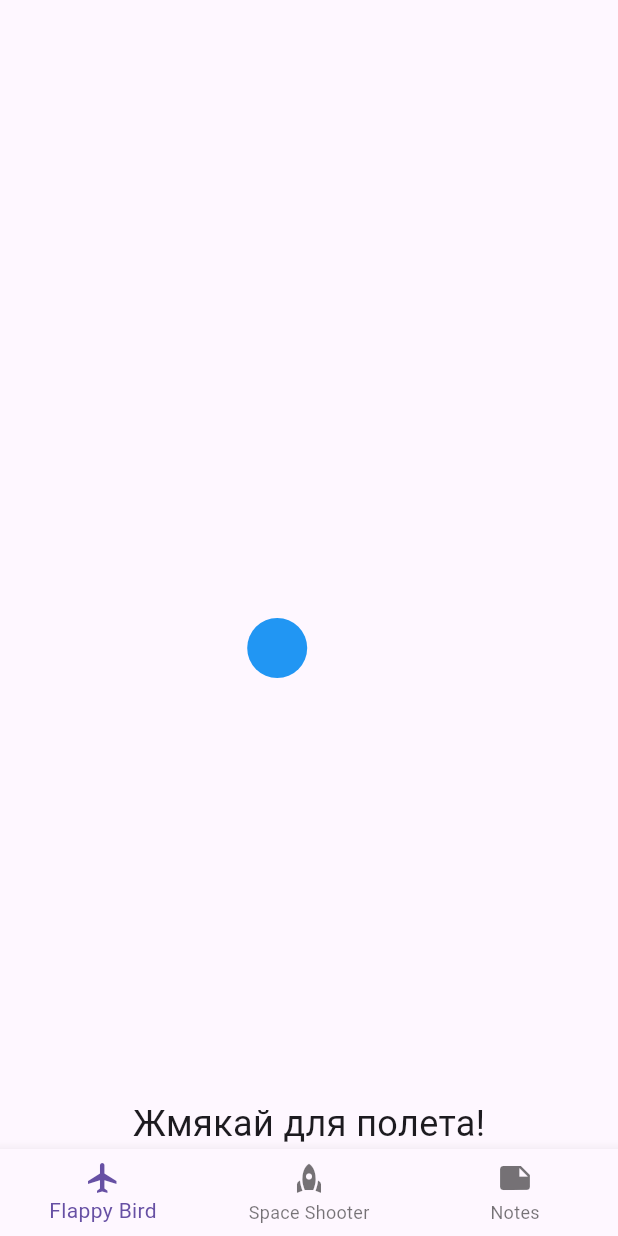
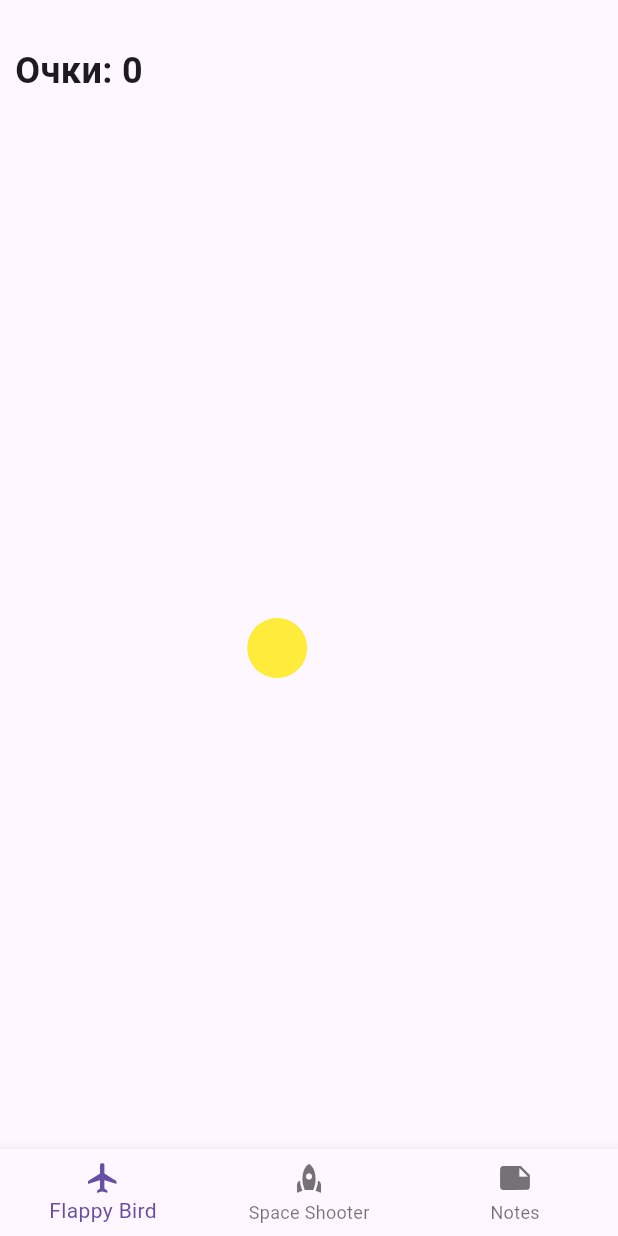
Before and after one commit to AlexPos1tivuss/flutter_application_1, a Flutter app: the screen it shows after launch, on a phone screen of 412 x 824 dp. Run offline on Flutter 3.47's test engine with Material 3 defaults, Android fonts, the phone set to English and light mode, and no system bars.

Commit message:
update functionality for flappy(update control. add points)

```diff
--- a/lib/screens/flappy_bird.dart
+++ b/lib/screens/flappy_bird.dart
@@ -1,3 +1,5 @@
+import 'dart:async';
+import 'dart:math';
 import 'package:flutter/material.dart';
 
 class FlappyBirdScreen extends StatefulWidget {
@@ -5,13 +7,80 @@ class FlappyBirdScreen extends StatefulWidget {
   _FlappyBirdScreenState createState() => _FlappyBirdScreenState();
 }
 
-class _FlappyBirdScreenState extends State<FlappyBirdScreen> {
+class _FlappyBirdScreenState extends State<FlappyBirdScreen>
+    with SingleTickerProviderStateMixin {
   double birdY = 0;
+  double birdVelocity = 0;
+  double gravity = 0.0005;
+  double jumpStrength = -0.015;
+  bool isGameRunning = false;
+  int score = 0;
+
+  List<double> pipeXPositions = [2, 3.5];
+  double pipeWidth = 60;
+  double gapHeight = 200;
+
+  Timer? gameTimer;
+
+  void _startGame() {
+    setState(() {
+      isGameRunning = true;
+      birdY = 0;
+      birdVelocity = 0;
+      score = 0;
+      pipeXPositions = [2, 3.5];
+    });
+
+    gameTimer = Timer.periodic(Duration(milliseconds: 16), (timer) {
+      setState(() {
+        birdVelocity += gravity;
+        birdY += birdVelocity;
+
+        for (int i = 0; i < pipeXPositions.length; i++) {
+          pipeXPositions[i] -= 0.01;
+          if (pipeXPositions[i] < -1.5) {
+            pipeXPositions[i] += 2.5;
+            score++;
+          }
+        }
+
+        if (birdY > 1 || birdY < -1 || _isBirdColliding()) {
+          _gameOver();
+        }
+      });
+    });
+  }
+
+  void _gameOver() {
+    gameTimer?.cancel();
+    setState(() {
+      isGameRunning = false;
+    });
+  }
 
   void _jump() {
-    setState(() {
-      birdY -= 0.1;
-    });
+    if (!isGameRunning) {
+      _startGame();
+    } else {
+      setState(() {
+        birdVelocity = jumpStrength;
+      });
+    }
+  }
+
+  bool _isBirdColliding() {
+    for (var pipeX in pipeXPositions) {
+      double pipeTopY = -1 + Random().nextDouble() * 0.5;
+      double pipeBottomY =
+          pipeTopY + gapHeight / MediaQuery.of(context).size.height * 2;
+
+      if (pipeX < 0.1 && pipeX > -0.1) {
+        if (birdY < pipeTopY || birdY > pipeBottomY) {
+          return true;
+        }
+      }
+    }
+    return false;
   }
 
   @override
@@ -29,15 +98,36 @@ class _FlappyBirdScreenState extends State<FlappyBirdScreen> {
                 height: 40,
                 decoration: BoxDecoration(
                   shape: BoxShape.circle,
-                  color: Colors.blue,
+                  color: Colors.yellow,
                 ),
               ),
             ),
-            Align(
-              alignment: Alignment.bottomCenter,
+            for (var pipeX in pipeXPositions)
+              Positioned(
+                left: MediaQuery.of(context).size.width * pipeX,
+                top: 0,
+                child: Column(
+                  children: [
+                    Container(
+                      width: pipeWidth,
+                      height: MediaQuery.of(context).size.height * 0.3,
+                      color: Colors.green,
+                    ),
+                    SizedBox(height: gapHeight),
+                    Container(
+                      width: pipeWidth,
+                      height: MediaQuery.of(context).size.height,
+                      color: Colors.green,
+                    ),
+                  ],
+                ),
+              ),
+            Positioned(
+              top: 30,
+              left: 10,
               child: Text(
-                "Жмякай для полета!",
-                style: TextStyle(fontSize: 24),
+                'Очки: $score',
+                style: TextStyle(fontSize: 24, fontWeight: FontWeight.bold),
               ),
             ),
           ],
--- a/lib/screens/notes.dart
+++ b/lib/screens/notes.dart
@@ -49,19 +49,19 @@ class _NotesScreenState extends State<NotesScreen> {
             padding: const EdgeInsets.all(8.0),
             child: TextField(
               controller: _titleController,
-              decoration: InputDecoration(labelText: 'Title'),
+              decoration: InputDecoration(labelText: 'Заголовок'),
             ),
           ),
           Padding(
             padding: const EdgeInsets.all(8.0),
             child: TextField(
               controller: _descriptionController,
-              decoration: InputDecoration(labelText: 'Description'),
+              decoration: InputDecoration(labelText: 'Описание'),
             ),
           ),
           ElevatedButton(
             onPressed: _addNote,
-            child: Text('Add Note'),
+            child: Text('Добавить'),
           ),
           Expanded(
             child: ListView.builder(
```
Also changed, not shown: lib/screens/space_shooter.dart (+27 -0 lines).
